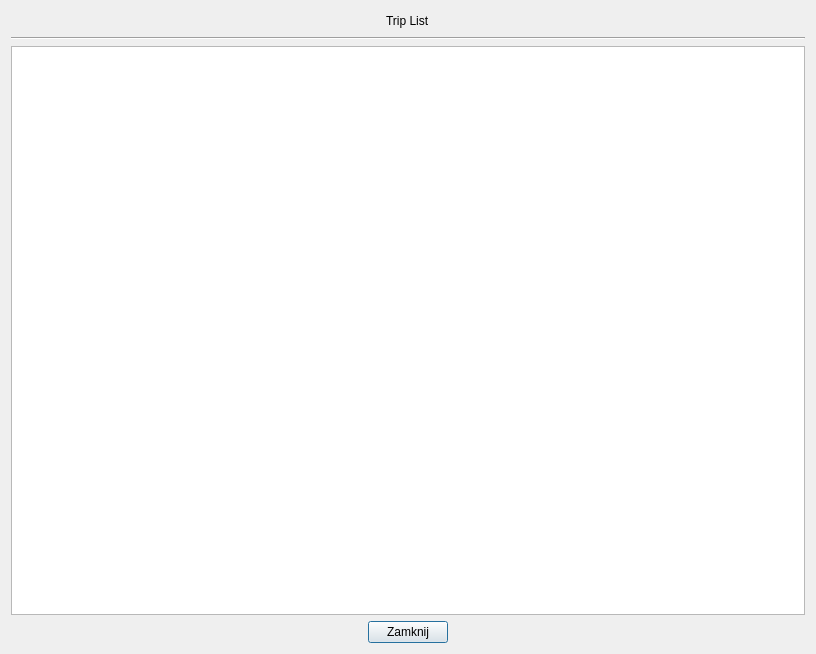
Zbynkus9/BazyDanychJachtyApp, file tripviewwindow.ui: the form before one commit.
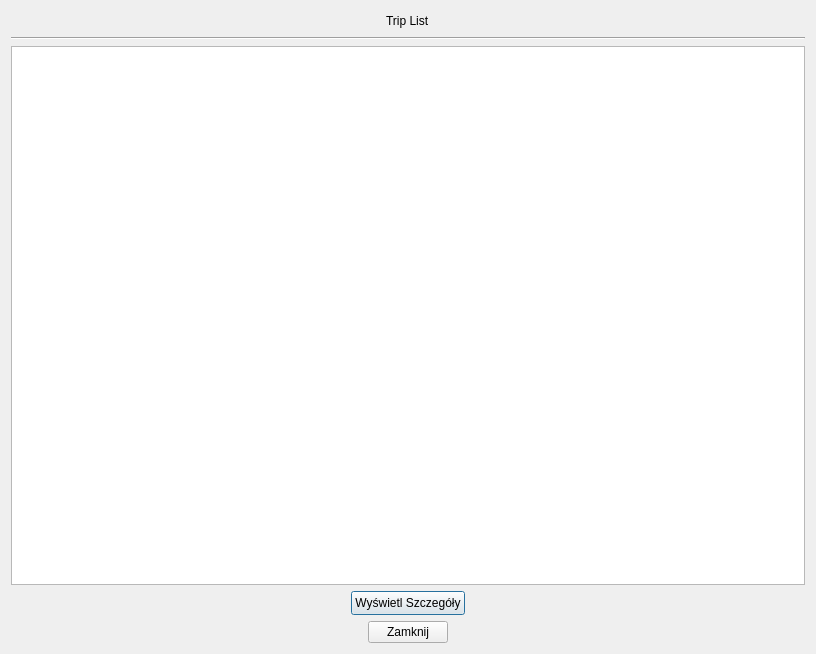
The form after the commit.

Commit message: Implemented trip view widget

```diff
--- a/tripviewwindow.ui
+++ b/tripviewwindow.ui
@@ -66,6 +66,55 @@
     <widget class="QTableView" name="tableView"/>
    </item>
    <item row="2" column="0">
+    <layout class="QHBoxLayout" name="horizontalLayout">
+     <item>
+      <spacer name="horizontalSpacer">
+       <property name="orientation">
+        <enum>Qt::Orientation::Horizontal</enum>
+       </property>
+       <property name="sizeHint" stdset="0">
+        <size>
+         <width>40</width>
+         <height>20</height>
+        </size>
+       </property>
+      </spacer>
+     </item>
+     <item>
+      <widget class="QPushButton" name="ShowDataBTN">
+       <property name="sizePolicy">
+        <sizepolicy hsizetype="Minimum" vsizetype="Fixed">
+         <horstretch>0</horstretch>
+         <verstretch>0</verstretch>
+        </sizepolicy>
+       </property>
+       <property name="minimumSize">
+        <size>
+         <width>111</width>
+         <height>24</height>
+        </size>
+       </property>
+       <property name="text">
+        <string>Wyświetl Szczegóły</string>
+       </property>
+      </widget>
+     </item>
+     <item>
+      <spacer name="horizontalSpacer_2">
+       <property name="orientation">
+        <enum>Qt::Orientation::Horizontal</enum>
+       </property>
+       <property name="sizeHint" stdset="0">
+        <size>
+         <width>40</width>
+         <height>20</height>
+        </size>
+       </property>
+      </spacer>
+     </item>
+    </layout>
+   </item>
+   <item row="3" column="0">
     <layout class="QHBoxLayout" name="horizontalLayout_3">
      <item>
       <spacer name="horizontalSpacer_5">
```
The commit also changes 2 other files.
